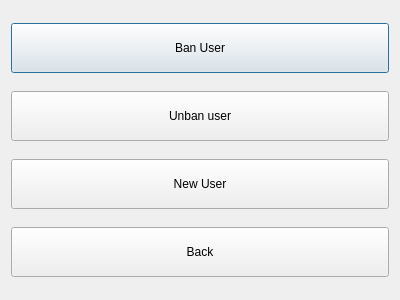
This is main/UI/Admin.ui in Demonim/Simargl-Study-Project as Qt 5 draws it before an edit. The edited form follows.
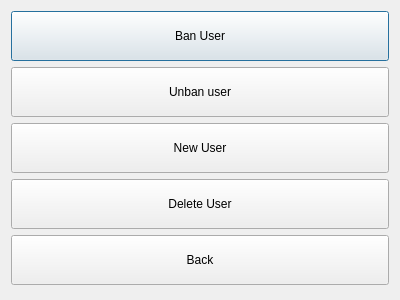
This is the edited form.

```diff
--- a/main/UI/Admin.ui
+++ b/main/UI/Admin.ui
@@ -25,7 +25,7 @@
   <property name="windowTitle">
    <string>Dialog</string>
   </property>
-  <layout class="QVBoxLayout" name="verticalLayout">
+  <layout class="QVBoxLayout" name="verticalLayout" stretch="1,1,1,1,1">
    <item>
     <widget class="QPushButton" name="Ban_Button">
      <property name="minimumSize">
@@ -80,6 +80,34 @@
      </property>
     </widget>
    </item>
+   <item>
+    <widget class="QPushButton" name="DelUser">
+     <property name="sizePolicy">
+      <sizepolicy hsizetype="Expanding" vsizetype="Expanding">
+       <horstretch>0</horstretch>
+       <verstretch>0</verstretch>
+      </sizepolicy>
+     </property>
+     <property name="minimumSize">
+      <size>
+       <width>200</width>
+       <height>40</height>
+      </size>
+     </property>
+     <property name="maximumSize">
+      <size>
+       <width>400</width>
+       <height>50</height>
+      </size>
+     </property>
+     <property name="styleSheet">
+      <string notr="true"/>
+     </property>
+     <property name="text">
+      <string>Delete User</string>
+     </property>
+    </widget>
+   </item>
    <item>
     <widget class="QPushButton" name="Back_Button">
      <property name="minimumSize">
```
